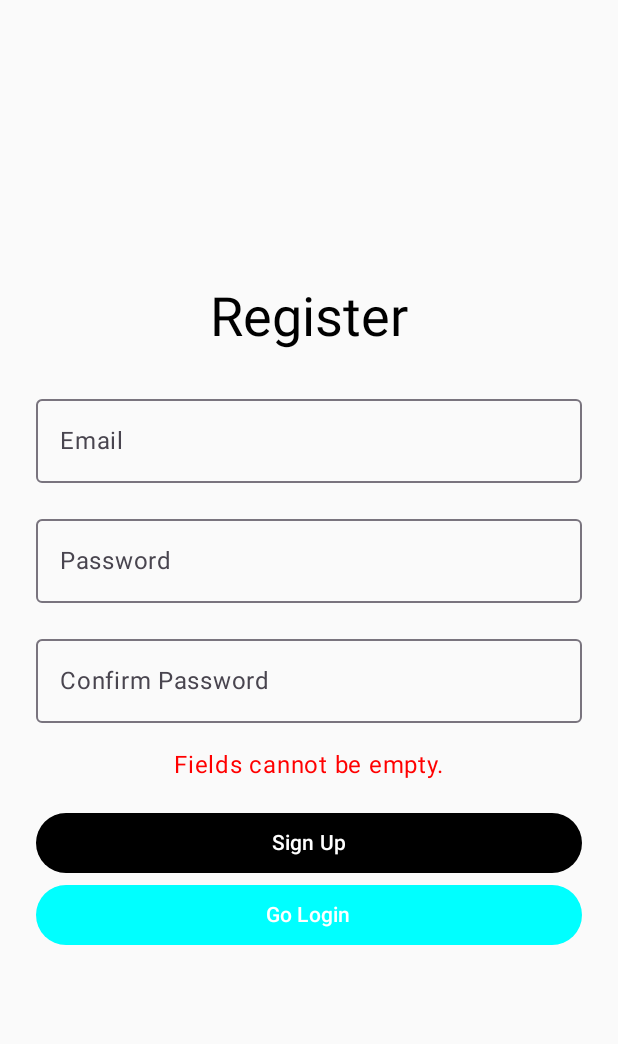
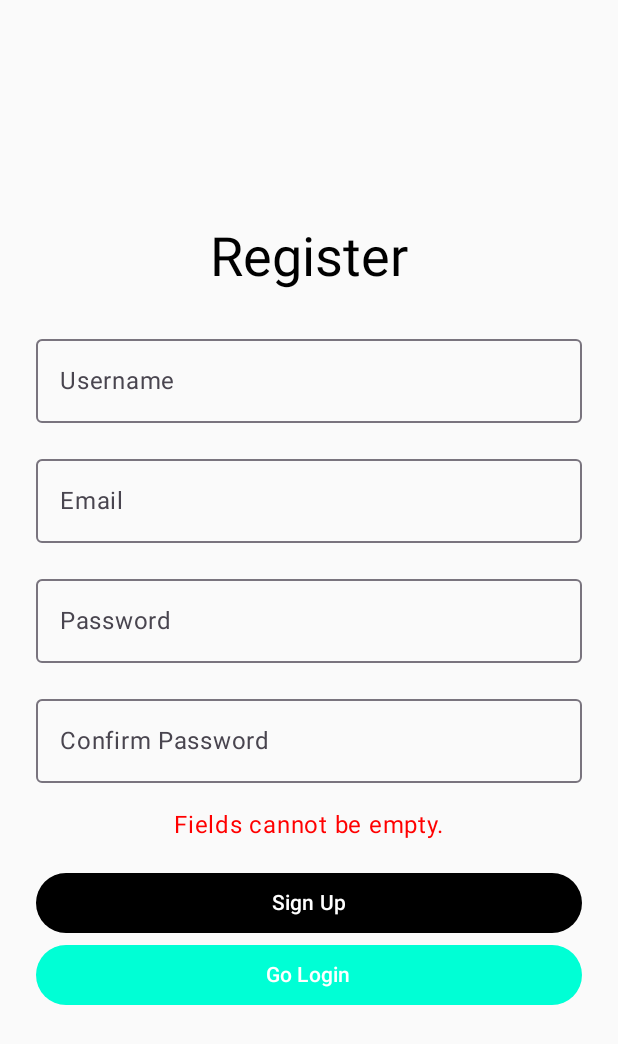
Before and after one commit to HanaLouizaMoussaoui/MOOd, an Android app built with Jetpack Compose: the screen it shows after launch (MainActivity), after a tap on "Sign Up", on a phone screen of 412 x 824 dp. Shown: the top 1044 px of the screen. Run offline under Robolectric (Android 15) with nearby library versions, the phone set to English and light mode, and no system bars; our stand-ins replace Room's generated code; libraries missing offline, so code that uses them is left out: com.google.ai.client; 1 statement that could not run was skipped.

Commit message:
Displays user data, adjusts colours, added content to home screen

```diff
--- a/app/src/main/java/com/example/mood/MainActivity.kt
+++ b/app/src/main/java/com/example/mood/MainActivity.kt
@@ -23,6 +23,7 @@ import com.example.mood.data.repositories.UserMoodRepository
 import com.example.mood.data.repositories.UserRepository
 import com.example.mood.ui.screens.HomeScreen
 import com.example.mood.ui.screens.LogMoodScreen
+import com.example.mood.ui.screens.LoginScreen
 import com.example.mood.ui.screens.SelectionBar
 import com.example.mood.ui.screens.RegisterScreen
 import com.example.mood.ui.screens.UserAccountScreen
--- a/app/src/main/java/com/example/mood/ui/screens/Register.kt
+++ b/app/src/main/java/com/example/mood/ui/screens/Register.kt
@@ -25,6 +25,7 @@ import androidx.compose.ui.graphics.Color
 import androidx.compose.ui.text.input.PasswordVisualTransformation
 import androidx.compose.ui.unit.dp
 import androidx.navigation.NavHostController
+import com.example.mood.ui.theme.BrightCyan
 import com.example.mood.ui.theme.MOOdTheme
 import com.example.mood.viewmodel.MoodViewModel
 import kotlinx.coroutines.launch
@@ -45,6 +46,7 @@ fun RegisterScreen(contentPadding: PaddingValues, moodViewModel: MoodViewModel,
 
 @Composable
 fun Register(moodViewModel: MoodViewModel, navController: NavHostController){
+    var username by remember { mutableStateOf("") }
     var email by remember { mutableStateOf("") }
     var password by remember { mutableStateOf("") }
     var confirmPassword by remember { mutableStateOf("") }
@@ -64,6 +66,16 @@ fun Register(moodViewModel: MoodViewModel, navController: NavHostController){
             style = MaterialTheme.typography.displaySmall,
             modifier = Modifier.padding(bottom = 24.dp)
         )
+
+        // Username textfield
+        OutlinedTextField(
+            value = username,
+            onValueChange = {username = it},
+            label = { Text("Username") },
+            modifier = Modifier.fillMaxWidth()
+        )
+
+        Spacer(modifier = Modifier.height(16.dp))
 
         // Email TextField
         OutlinedTextField(
@@ -110,9 +122,9 @@ fun Register(moodViewModel: MoodViewModel, navController: NavHostController){
             onClick = {
                 // attempts to create a new user
                 coroutineScope.launch {
-                    val result = createUser(email, password, confirmPassword, moodViewModel)
+                    val result = createUser(username, email, password, confirmPassword, moodViewModel)
                     if (result.isEmpty()) {
-                        navController.navigate("login") // navigate to the login screen
+                        navController.navigate("LoginScreenRoute") // navigate to the login screen
                     } else {
                         errorMessage = result
                     }
@@ -132,7 +144,7 @@ fun Register(moodViewModel: MoodViewModel, navController: NavHostController){
         },
             modifier = Modifier.fillMaxWidth(),
             colors = ButtonDefaults.buttonColors(
-                containerColor = Color.Cyan, // Background color
+                containerColor = BrightCyan, // Background color
                 contentColor = Color.White  // Text color
             ),) {
             Text("Go Login")
@@ -140,9 +152,9 @@ fun Register(moodViewModel: MoodViewModel, navController: NavHostController){
     }
 }
 
-suspend fun createUser(email: String, password: String, confirmPassword: String, moodViewModel: MoodViewModel): String{
+suspend fun createUser(username: String, email: String, password: String, confirmPassword: String, moodViewModel: MoodViewModel): String{
     // checking for no content
-    if (email.isBlank() || password.isBlank() || confirmPassword.isBlank()){
+    if (username.isBlank() || email.isBlank() || password.isBlank() || confirmPassword.isBlank()){
         return "Fields cannot be empty."
     }
 
@@ -155,7 +167,7 @@ suspend fun createUser(email: String, password: String, confirmPassword: String,
     return if (moodViewModel.checkUserExistsByEmail(email)) {
         "User already exists. Please choose a different email or login."
     } else {
-        moodViewModel.createUser(email, password)
+        moodViewModel.createUser(username, email, password)
         return ""
     }
 }
--- a/app/src/main/java/com/example/mood/viewmodel/MoodViewModel.kt
+++ b/app/src/main/java/com/example/mood/viewmodel/MoodViewModel.kt
@@ -90,9 +90,9 @@ class MoodViewModel(
          return userRepository.getUserByEmail(email) != null
     }
 
-    suspend fun createUser(email: String, password:String) {
+    suspend fun createUser(username:String, email: String, password:String) {
         val currentTime = LocalDateTime.now()
-        val user = User(name = "newUser", email = email, password = password, createdAt = currentTime, editedAt = currentTime, profilePicture = "")
+        val user = User(name = username, email = email, password = password, createdAt = currentTime, editedAt = currentTime, profilePicture = "")
         userRepository.insert(user)
     }
 
```
Also changed, not shown: app/src/main/java/com/example/mood/ui/screens/HomeScreen.kt (+22 -1 lines), app/src/main/java/com/example/mood/ui/screens/Login.kt (+7 -10 lines), app/src/main/java/com/example/mood/ui/screens/UserAccount.kt (+39 -9 lines), app/src/main/res/drawable/mood.png (added).
